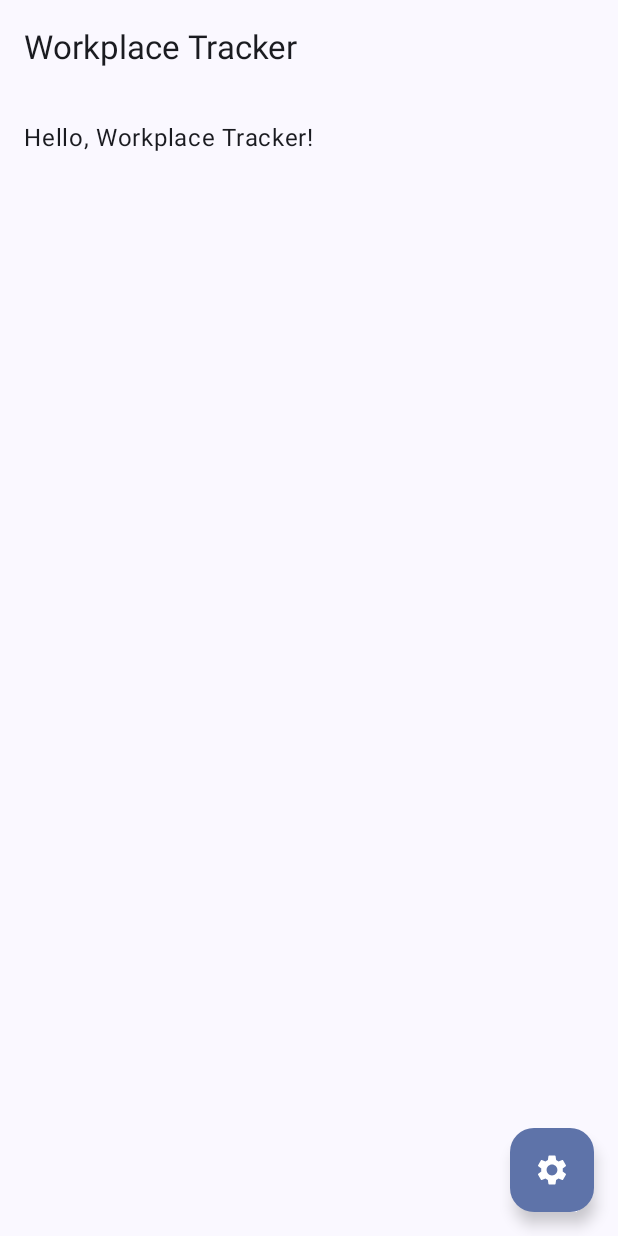
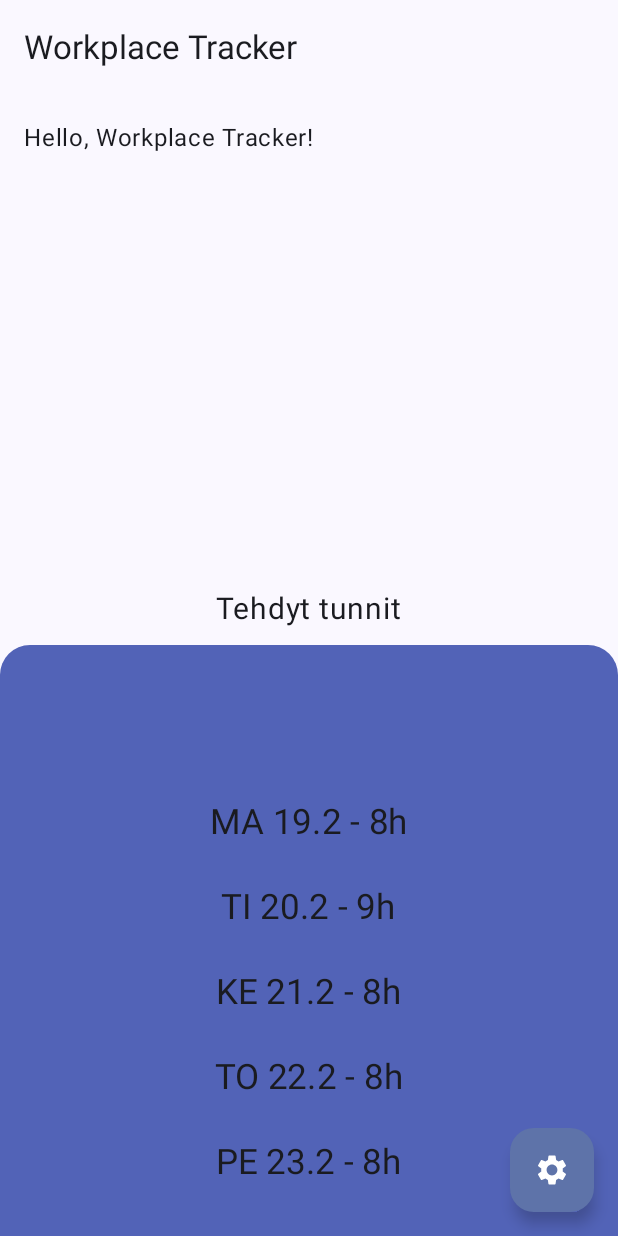
Before and after one commit to pamppe/WorkPlaceTracking, an Android app built with Jetpack Compose: the screen it shows after launch (MainActivity), on a phone screen of 412 x 824 dp. Run offline under Robolectric (Android 15) with nearby library versions, the phone set to English and light mode, and no system bars.

Commit message:
tehdyt tunnit etusivulle

```diff
--- a/app/build.gradle.kts
+++ b/app/build.gradle.kts
@@ -51,7 +51,7 @@ android {
 
 dependencies {
 
-    implementation ("androidx.compose.material3:material3:1.1.2")
+    implementation ("androidx.compose.material3:material3:1.2.0")
 
     implementation("androidx.core:core-ktx:1.12.0")
     implementation("androidx.lifecycle:lifecycle-runtime-ktx:2.7.0")
@@ -61,6 +61,9 @@ dependencies {
     implementation("androidx.compose.ui:ui-graphics")
     implementation("androidx.compose.ui:ui-tooling-preview")
     implementation("androidx.compose.material3:material3")
+    implementation ("androidx.compose.ui:ui:1.6.1")
+    implementation ("androidx.compose.material:material:1.6.1")
+    implementation ("androidx.compose.ui:ui-tooling-preview:1.6.1")
     testImplementation("junit:junit:4.13.2")
     androidTestImplementation("androidx.test.ext:junit:1.1.5")
     androidTestImplementation("androidx.test.espresso:espresso-core:3.5.1")
--- a/app/src/main/java/com/emill/workplacetracking/MainActivity.kt
+++ b/app/src/main/java/com/emill/workplacetracking/MainActivity.kt
@@ -3,9 +3,7 @@ package com.emill.workplacetracking
 import android.os.Bundle
 import androidx.activity.ComponentActivity
 import androidx.activity.compose.setContent
-import androidx.compose.foundation.layout.Column
-import androidx.compose.foundation.layout.Row
-import androidx.compose.foundation.layout.padding
+import androidx.compose.foundation.layout.*
 import androidx.compose.material.icons.Icons
 import androidx.compose.material.icons.filled.Settings
 import androidx.compose.material3.AlertDialog
@@ -27,6 +25,12 @@ import androidx.compose.ui.Modifier
 import androidx.compose.ui.tooling.preview.Preview
 import androidx.compose.ui.unit.dp
 import com.emill.workplacetracking.ui.theme.WorkPlaceTrackingTheme
+import androidx.compose.ui.unit.sp
+import androidx.compose.ui.graphics.Color
+import androidx.compose.foundation.background
+import androidx.compose.foundation.shape.RoundedCornerShape
+import androidx.compose.ui.draw.clip
+
 
 class MainActivity : ComponentActivity() {
     override fun onCreate(savedInstanceState: Bundle?) {
@@ -38,8 +42,6 @@ class MainActivity : ComponentActivity() {
         }
     }
 }
-
-
 
 @Composable
 fun Greeting(name: String, modifier: Modifier = Modifier) {
@@ -56,6 +58,7 @@ fun GreetingPreview() {
         Greeting("Android")
     }
 }
+val LightBlue = Color(0xFF5263b7)
 @OptIn(ExperimentalMaterial3Api::class)
 @Composable
 fun MyApp() {
@@ -68,24 +71,63 @@ fun MyApp() {
                 Icon(Icons.Filled.Settings, contentDescription = "Settings")
             }
         }
-    ) { innerPadding -> // Use the innerPadding parameter provided by Scaffold
+    ) { innerPadding ->
         Surface(modifier = Modifier.padding(innerPadding)) {
-            // Main UI content goes here. For now, it's just a placeholder.
-            // Ensure your main content is wrapped in this Surface and uses the innerPadding.
             Text(text = "Hello, Workplace Tracker!", modifier = Modifier.padding(16.dp))
         }
 
-        // Show the settings dialog if showDialog is true
         if (showDialog.value) {
             SettingsDialog(showDialog = showDialog) {
                 // Actions to perform when the dialog is dismissed, if any
             }
         }
+        Box(
+            modifier = Modifier
+                .fillMaxSize(), // Fill the parent
+            contentAlignment = Alignment.BottomCenter // Align contents to the bottom center
+        ) {
+            Column(
+                horizontalAlignment = Alignment.CenterHorizontally,
+                verticalArrangement = Arrangement.spacedBy(10.dp),
+                modifier = Modifier.align(Alignment.BottomCenter)
+            ) {
+                Text(
+                    text = "Tehdyt tunnit",
+                    fontSize = 20.sp,
+                    modifier = Modifier.padding(bottom = 2.dp) // Add padding to space out from the grey box
+                )
+                // Grey box, taking up the lower half of the screen
+                Box(
+                    modifier = Modifier
+                        .fillMaxWidth()
+                        .fillMaxHeight(0.5f)
+                        .clip(RoundedCornerShape(topStart = 20.dp, topEnd = 20.dp))
+                        .background(color = LightBlue)
+                ) {
+                    Column(
+                        modifier = Modifier
+                            .fillMaxWidth() // Expand the column horizontally
+                            .padding(16.dp),
+                        verticalArrangement = Arrangement.spacedBy(10.dp), // Space out the children vertically
+                        horizontalAlignment = Alignment.CenterHorizontally // Center contents horizontally
+                    ) {
+                        Spacer(modifier = Modifier.weight(1f)) // Push the column to the bottom
+                        Text(text = "MA 19.2 - 8h", fontSize = 23.sp)
+                        Spacer(modifier = Modifier.height(10.dp))
+                        Text(text = "TI 20.2 - 9h", fontSize = 23.sp)
+                        Spacer(modifier = Modifier.height(10.dp))
+                        Text(text = "KE 21.2 - 8h", fontSize = 23.sp)
+                        Spacer(modifier = Modifier.height(10.dp))
+                        Text(text = "TO 22.2 - 8h", fontSize = 23.sp)
+                        Spacer(modifier = Modifier.height(10.dp))
+                        Text(text = "PE 23.2 - 8h", fontSize = 23.sp)
+                        Spacer(modifier = Modifier.height(10.dp))
+                    }
+                }
+            }
+        }
     }
 }
-
-
-
 @Composable
 fun SettingsDialog(showDialog: MutableState<Boolean>, onDismiss: () -> Unit) {
     // Assuming you store these settings in a ViewModel or similar
```
